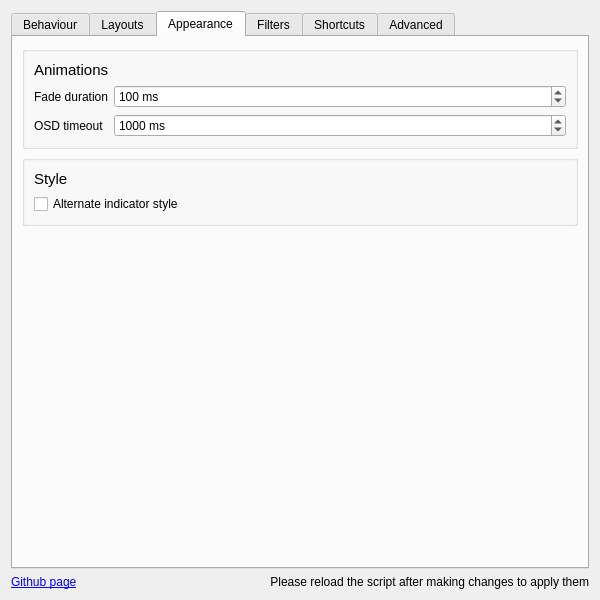
The window that contents/ui/config.ui (gerritdevriese/kzones) describes before a commit, drawn with Qt 5.
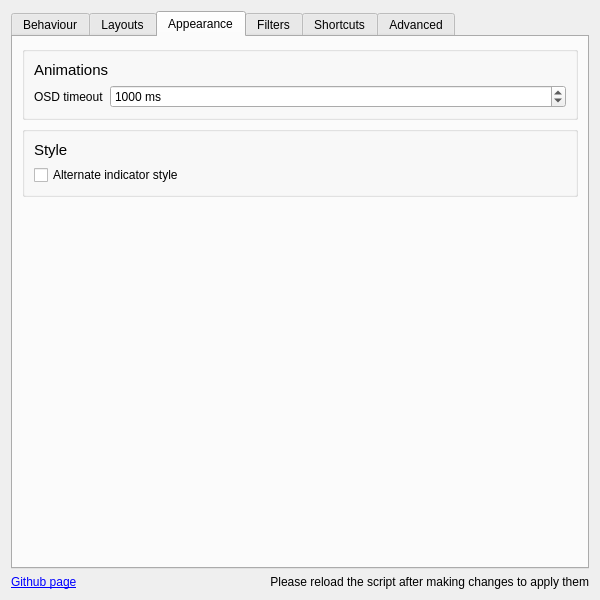
The same window after the commit. The open tabs and pages were chosen to show the change. Icons and pictures are not drawn.

Diff of the .ui file:
```diff
--- a/contents/ui/config.ui
+++ b/contents/ui/config.ui
@@ -254,14 +254,14 @@
           </item>
           <item>
            <layout class="QFormLayout" name="formLayout_2">
-            <item row="1" column="0">
+            <item row="0" column="0">
              <widget class="QLabel" name="label_21">
               <property name="text">
                <string>OSD timeout</string>
               </property>
              </widget>
             </item>
-            <item row="1" column="1">
+            <item row="0" column="1">
              <widget class="QSpinBox" name="kcfg_osdTimeout">
               <property name="sizePolicy">
                <sizepolicy hsizetype="Expanding" vsizetype="Fixed">
@@ -283,32 +283,6 @@
               </property>
              </widget>
             </item>
-            <item row="0" column="0">
-             <widget class="QLabel" name="label_24">
-              <property name="text">
-               <string>Fade duration</string>
-              </property>
-             </widget>
-            </item>
-            <item row="0" column="1">
-             <widget class="QSpinBox" name="kcfg_fadeDuration">
-              <property name="sizePolicy">
-               <sizepolicy hsizetype="Expanding" vsizetype="Fixed">
-                <horstretch>0</horstretch>
-                <verstretch>0</verstretch>
-               </sizepolicy>
-              </property>
-              <property name="suffix">
-               <string> ms</string>
-              </property>
-              <property name="maximum">
-               <number>2000</number>
-              </property>
-              <property name="value">
-               <number>100</number>
-              </property>
-             </widget>
-            </item>
            </layout>
           </item>
          </layout>
```
